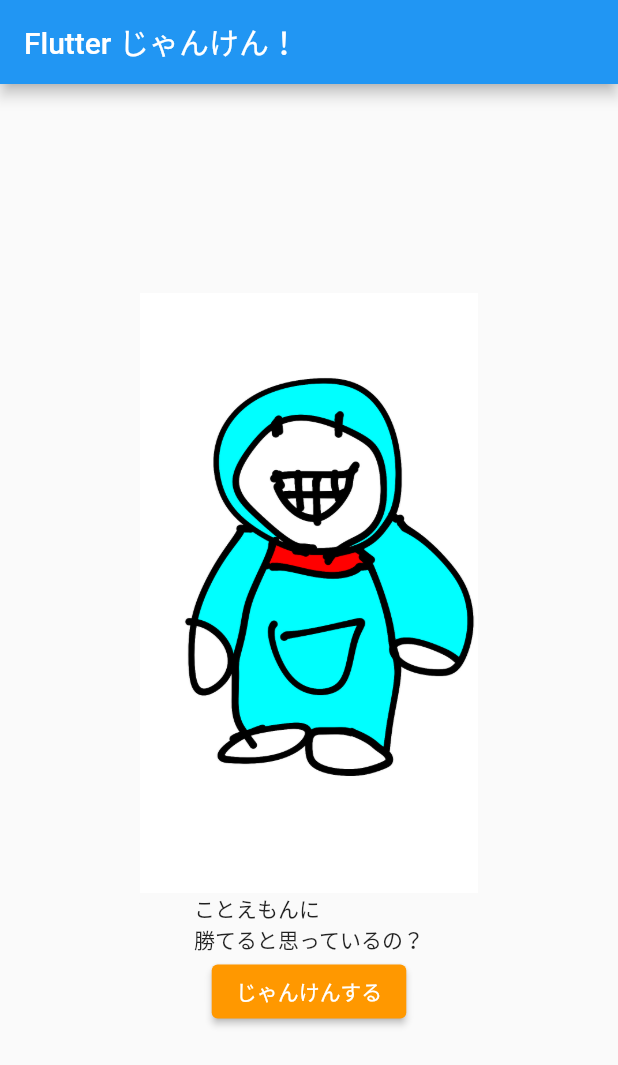
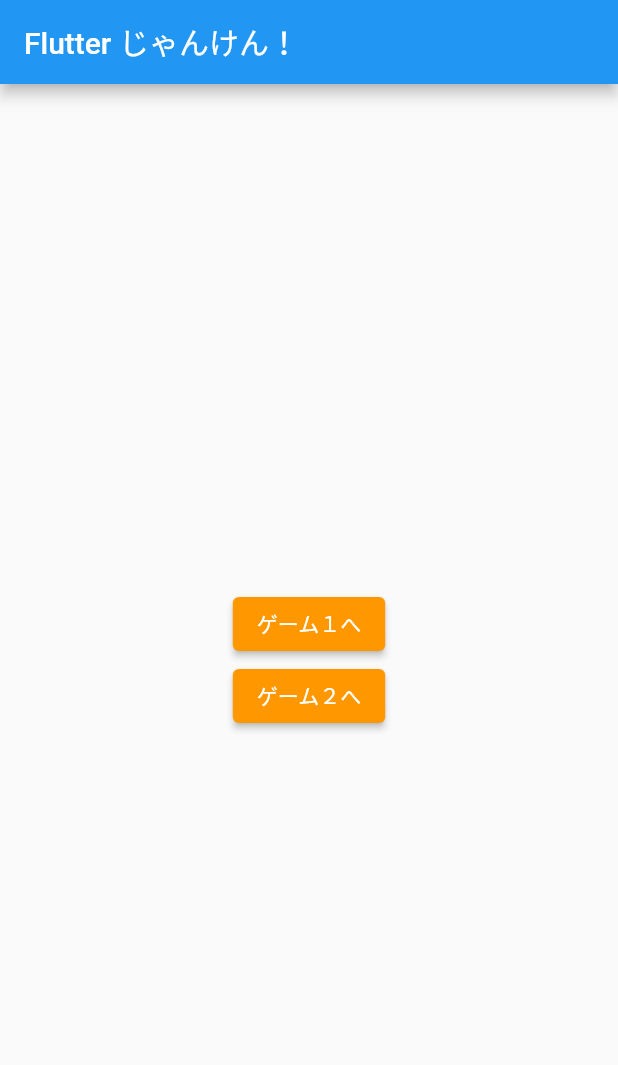
Before and after one commit to s1280121/janken, a Flutter app: the screen it shows after launch, on a phone screen of 412 x 824 dp. Shown: the top 1065 px of the screen. Run offline on Flutter 3.47's test engine with Material 2 defaults, Android fonts, the light colour scheme and no system bars; our stand-ins replace google_fonts.

Commit message:
homeに最高記録表示(端末保存は無し)

```diff
--- a/lib/answer.dart
+++ b/lib/game_one/answer.dart
@@ -2,7 +2,7 @@ import 'package:flutter/material.dart';
 import 'dart:math' as math;
 
 import 'package:google_fonts/google_fonts.dart';
-import 'package:janken/winPage.dart';
+import 'package:janken/game_one/winPage.dart';
 
 
 class AnswerPage extends StatefulWidget {
@@ -14,7 +14,7 @@ class AnswerPage extends StatefulWidget {
 }
 
 class _AnswerPageState extends State<AnswerPage> {
-  String _answer = "";
+  String _answer = "ウフフ・・僕に勝てるかな";
   String _answer2 = "";
   bool _visible = false;
   int total = 0;
@@ -150,7 +150,7 @@ class _AnswerPageState extends State<AnswerPage> {
           ]
       ),
       ifEnemy(),
-      if (_answer == "") normalImage,
+      if (_answer == "ウフフ・・僕に勝てるかな" || _answer == "") normalImage,
       if (_answer == "敵の手はグー") guImage,
       if (_answer == "敵の手はチョキ") chokiImage,
       if (_answer == "敵の手はパー") paImage,
--- a/lib/main.dart
+++ b/lib/main.dart
@@ -1,7 +1,8 @@
 import 'package:flutter/material.dart';
 import 'package:google_fonts/google_fonts.dart';
+import 'package:janken/game_one/home.dart';
 
-import 'answer.dart';
+import 'game_one/answer.dart';
 
 void main() {
   runApp(const MyApp());
@@ -36,6 +37,8 @@ class MyHomePage extends StatefulWidget {
 
 class _MyHomePageState extends State<MyHomePage> {
 
+  int record = 0;
+
   @override
   Widget build(BuildContext context) {
     return Scaffold(
@@ -46,8 +49,6 @@ class _MyHomePageState extends State<MyHomePage> {
         child: Column(
           mainAxisAlignment: MainAxisAlignment.center,
           children: <Widget>[
-            Image.asset('images/dora.PNG', height: 400),
-            Text('ことえもんに\n勝てると思っているの？'),
             ElevatedButton(
               style: ElevatedButton.styleFrom(
                 primary: Colors.orange,
@@ -57,11 +58,26 @@ class _MyHomePageState extends State<MyHomePage> {
                 Navigator.push(
                   context,
                   MaterialPageRoute(
-                    builder: (BuildContext context) => AnswerPage(title: 'dora',),
+                    builder: (BuildContext context) => OneMainPage(newrecord: record),
                   ),
                 );
               },
-              child: const Text('じゃんけんする'),
+              child: const Text('ゲーム１へ'),
+            ),
+            ElevatedButton(
+              style: ElevatedButton.styleFrom(
+                primary: Colors.orange,
+                onPrimary: Colors.white,
+              ),
+              onPressed: () {
+                // Navigator.push(
+                //   context,
+                //   MaterialPageRoute(
+                //     builder: (BuildContext context) => OneMainPage(newrecord: record),
+                //   ),
+                // );
+              },
+              child: const Text('ゲーム２へ'),
             ),
           ],
         ),
--- a/pubspec.yaml
+++ b/pubspec.yaml
@@ -35,6 +35,7 @@ dependencies:
   # Use with the CupertinoIcons class for iOS style icons.
   cupertino_icons: ^1.0.2
   google_fonts: ^3.0.1
+  shared_preferences: ^0.5.4+5
 
 dev_dependencies:
   flutter_test:
```
Also changed, not shown: lib/game_one/home.dart (added, +50 -0 lines), lib/game_one/winPage.dart (renamed from lib/winPage.dart, +23 -3 lines), pubspec.lock, 1 other file.
